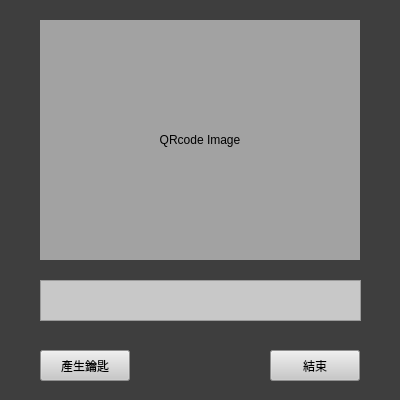
First picture: the form in src/ui/qrcode_widget_ui.ui, repository Baymaxteam/QRLocker, before the edit.
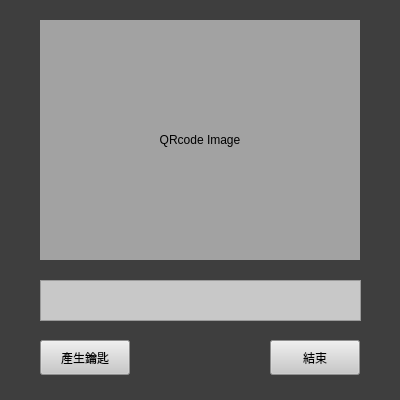
Second picture: the form after the edit.

Patch:
```diff
--- a/src/ui/qrcode_widget_ui.ui
+++ b/src/ui/qrcode_widget_ui.ui
@@ -67,11 +67,17 @@
    <property name="geometry">
     <rect>
      <x>40</x>
-     <y>350</y>
+     <y>340</y>
      <width>90</width>
-     <height>31</height>
+     <height>35</height>
     </rect>
    </property>
+   <property name="minimumSize">
+    <size>
+     <width>0</width>
+     <height>35</height>
+    </size>
+   </property>
    <property name="styleSheet">
     <string notr="true">background-color: rgb(200, 200, 200)</string>
    </property>
@@ -83,11 +89,17 @@
    <property name="geometry">
     <rect>
      <x>270</x>
-     <y>350</y>
+     <y>340</y>
      <width>90</width>
-     <height>31</height>
+     <height>35</height>
     </rect>
    </property>
+   <property name="minimumSize">
+    <size>
+     <width>0</width>
+     <height>35</height>
+    </size>
+   </property>
    <property name="styleSheet">
     <string notr="true">background-color: rgb(200, 200, 200)</string>
    </property>
```
